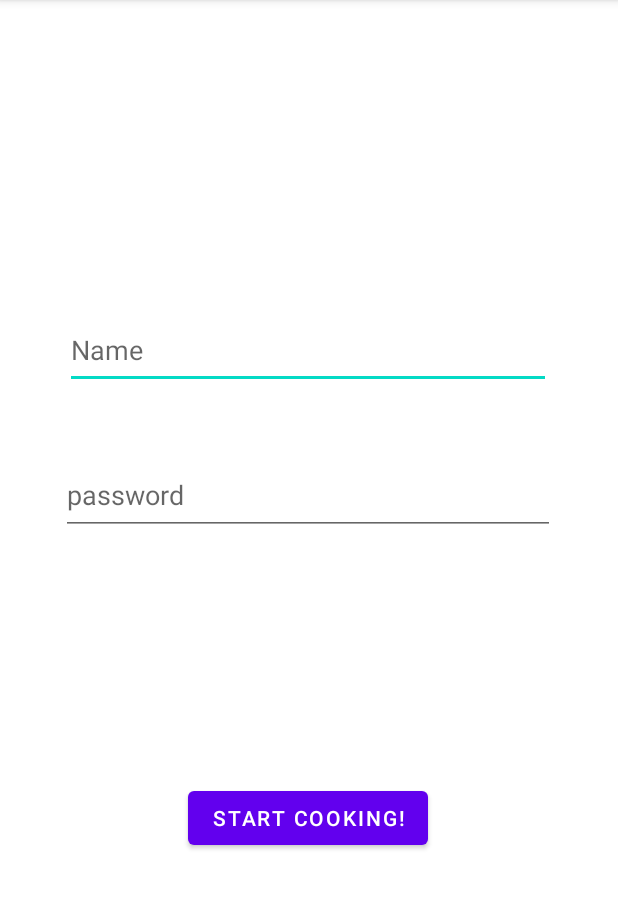
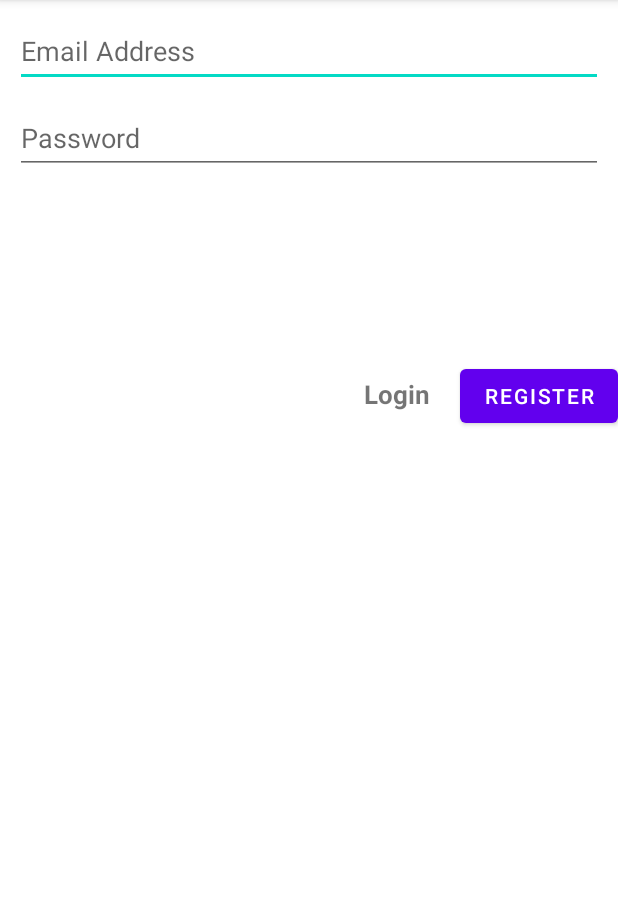
Before and after one commit to MohamedFathyAhmed/SIDECHEF, an Android app: the screen it shows after launch (SignIn before the commit, SignUp after it), after a tap on "BUTTON", on a phone screen of 412 x 824 dp, the part 84-993 px from its top. Run offline under Robolectric (Android 15) with nearby library versions, the phone set to English and light mode, and no system bars; our stand-ins replace Firebase (no records; nobody signed in at launch, a user with empty details on screens opened directly).

Commit message:
add signup

```diff
--- a/app/src/main/AndroidManifest.xml
+++ b/app/src/main/AndroidManifest.xml
@@ -14,6 +14,9 @@
         android:theme="@style/Theme.SIDECHEF"
         tools:targetApi="31">
         <activity
+            android:name=".SignUp.View.SignUp"
+            android:exported="false" />
+        <activity
             android:name=".SingIn.View.SignIn"
             android:exported="false" />
         <activity
--- a/app/src/main/java/com/example/sidechef/MainActivity.java
+++ b/app/src/main/java/com/example/sidechef/MainActivity.java
@@ -7,7 +7,9 @@ import android.os.Bundle;
 import android.view.View;
 import android.widget.Button;
 
+import com.example.sidechef.SignUp.View.SignUp;
 import com.example.sidechef.SingIn.View.SignIn;
+
 
 public class MainActivity extends AppCompatActivity {
 Button btn ;
@@ -20,7 +22,7 @@ Button btn ;
         btn.setOnClickListener(new View.OnClickListener() {
             @Override
             public void onClick(View view) {
-                startActivity(new Intent(MainActivity.this, SignIn.class));
+                startActivity(new Intent(MainActivity.this, SignUp.class));
             }
         });
     }
--- /dev/null
+++ b/app/src/main/java/com/example/sidechef/SignUp/View/SignUp.java
@@ -0,0 +1,97 @@
+package com.example.sidechef.SignUp.View;
+
+import androidx.appcompat.app.AppCompatActivity;
+
+import android.app.ProgressDialog;
+import android.content.Intent;
+import android.os.Bundle;
+import android.text.TextUtils;
+import android.view.View;
+import android.widget.Button;
+import android.widget.EditText;
+import android.widget.TextView;
+import android.widget.Toast;
+
+import com.example.sidechef.R;
+import com.example.sidechef.SingIn.View.SignIn;
+import com.example.sidechef.model.firebase.Registration.RegistrationContract;
+import com.example.sidechef.model.firebase.Registration.RegistrationPresenter;
+import com.google.firebase.auth.FirebaseUser;
+
+public class SignUp extends AppCompatActivity implements View.OnClickListener, RegistrationContract.View{
+    TextView tvLogin;
+    Button btnRegistration;
+    EditText edtEmail, edtPassword;
+    private RegistrationPresenter mRegisterPresenter;
+    ProgressDialog mPrgressDialog;
+
+    @Override
+    protected void onCreate(Bundle savedInstanceState) {
+        super.onCreate(savedInstanceState);
+        setContentView(R.layout.activity_sign_up);
+        initViews();
+    }
+
+
+    private void initViews() {
+        btnRegistration = findViewById(R.id.btn_register);
+        btnRegistration.setOnClickListener(this);
+        tvLogin = findViewById(R.id.tv_login);
+        tvLogin.setOnClickListener(this);
+        edtEmail = findViewById(R.id.email_register);
+        edtPassword = findViewById(R.id.password_register);
+
+        mRegisterPresenter = new RegistrationPresenter(this);
+
+        mPrgressDialog = new ProgressDialog(this);
+        mPrgressDialog.setMessage("Please wait, Adding profile to database.");
+    }
+
+    @Override
+    public void onClick(View view) {
+        switch (view.getId()){
+            case R.id.btn_register:
+                checkRegistrationDetails();
+                break;
+            case R.id.tv_login:
+                moveToLoginActivity();
+                break;
+        }
+    }
+
+    private void moveToLoginActivity() {
+        Intent intent = new Intent(getApplicationContext(), SignIn.class);
+        startActivity(intent);
+    }
+
+    private void checkRegistrationDetails() {
+        if(!TextUtils.isEmpty(edtEmail.getText().toString()) && !TextUtils.isEmpty(edtPassword.getText().toString())){
+            initLogin(edtEmail.getText().toString(), edtPassword.getText().toString());
+        }else{
+            if(TextUtils.isEmpty(edtEmail.getText().toString())){
+                edtEmail.setError("Please enter a valid email");
+            }if(TextUtils.isEmpty(edtPassword.getText().toString())){
+                edtPassword.setError("Please enter password");
+            }
+        }
+    }
+
+    private void initLogin(String email, String password) {
+        mPrgressDialog.show();
+        mRegisterPresenter.register(this, email, password);
+    }
+
+    @Override
+    public void onRegistrationSuccess(FirebaseUser firebaseUser) {
+        mPrgressDialog.dismiss();
+        Toast.makeText(getApplicationContext(), "Successfully Registered" , Toast.LENGTH_SHORT).show();
+    }
+
+    @Override
+    public void onRegistrationFailure(String message) {
+        mPrgressDialog.dismiss();
+        Toast.makeText(getApplicationContext(), message, Toast.LENGTH_SHORT).show();
+    }
+
+
+}
--- a/app/src/main/java/com/example/sidechef/model/Login/LoginContract.java
+++ b/app/src/main/java/com/example/sidechef/model/firebase/Login/LoginContract.java
@@ -1,4 +1,4 @@
-package com.example.sidechef.model.Login;
+package com.example.sidechef.model.firebase.Login;
 
 import android.app.Activity;
 
--- a/app/src/main/java/com/example/sidechef/model/Login/LoginInteractor.java
+++ b/app/src/main/java/com/example/sidechef/model/firebase/Login/LoginInteractor.java
@@ -1,4 +1,4 @@
-package com.example.sidechef.model.Login;
+package com.example.sidechef.model.firebase.Login;
 
 import android.app.Activity;
 
--- a/app/src/main/java/com/example/sidechef/model/Login/LoginPresenter.java
+++ b/app/src/main/java/com/example/sidechef/model/firebase/Login/LoginPresenter.java
@@ -1,4 +1,4 @@
-package com.example.sidechef.model.Login;
+package com.example.sidechef.model.firebase.Login;
 
 import android.app.Activity;
 
--- a/app/src/main/java/com/example/sidechef/model/Registration/RegistrationContract.java
+++ b/app/src/main/java/com/example/sidechef/model/firebase/Registration/RegistrationContract.java
@@ -1,4 +1,4 @@
-package com.example.sidechef.model.Registration;
+package com.example.sidechef.model.firebase.Registration;
 
 import android.app.Activity;
 
--- a/app/src/main/java/com/example/sidechef/model/Registration/RegistrationInteractor.java
+++ b/app/src/main/java/com/example/sidechef/model/firebase/Registration/RegistrationInteractor.java
@@ -1,4 +1,4 @@
-package com.example.sidechef.model.Registration;
+package com.example.sidechef.model.firebase.Registration;
 
 import android.app.Activity;
 
--- a/app/src/main/java/com/example/sidechef/model/Registration/RegistrationPresenter.java
+++ b/app/src/main/java/com/example/sidechef/model/firebase/Registration/RegistrationPresenter.java
@@ -1,4 +1,4 @@
-package com.example.sidechef.model.Registration;
+package com.example.sidechef.model.firebase.Registration;
 
 import android.app.Activity;
 
--- /dev/null
+++ b/app/src/main/res/layout/activity_sign_up.xml
@@ -0,0 +1,59 @@
+<?xml version="1.0" encoding="utf-8"?>
+<androidx.constraintlayout.widget.ConstraintLayout xmlns:android="http://schemas.android.com/apk/res/android"
+    xmlns:app="http://schemas.android.com/apk/res-auto"
+    xmlns:tools="http://schemas.android.com/tools"
+    android:layout_width="match_parent"
+    android:layout_height="match_parent"
+    tools:context=".SignUp.View.SignUp">
+
+    <EditText
+        android:id="@+id/email_register"
+        android:layout_width="match_parent"
+        android:layout_height="wrap_content"
+        android:layout_margin="10dp"
+        android:layout_marginTop="152dp"
+        android:hint="Email Address"
+        android:inputType="textEmailAddress"
+        android:minHeight="48dp"
+        app:layout_constraintEnd_toEndOf="parent"
+        app:layout_constraintHorizontal_bias="1.0"
+        app:layout_constraintStart_toStartOf="parent"
+        app:layout_constraintTop_toTopOf="parent" />
+
+    <EditText
+        android:id="@+id/password_register"
+        android:layout_width="match_parent"
+        android:layout_height="wrap_content"
+        android:layout_margin="10dp"
+        android:layout_marginTop="76dp"
+        android:hint="Password"
+        android:inputType="textPassword"
+        android:minHeight="48dp"
+        app:layout_constraintTop_toBottomOf="@+id/email_register"
+        tools:layout_editor_absoluteX="16dp" />
+
+    <LinearLayout
+        android:layout_width="match_parent"
+        android:layout_height="wrap_content"
+        android:layout_marginTop="124dp"
+        android:gravity="right"
+        android:orientation="horizontal"
+        app:layout_constraintTop_toBottomOf="@+id/password_register"
+        tools:layout_editor_absoluteX="16dp">
+
+        <TextView
+            android:id="@+id/tv_login"
+            android:layout_width="wrap_content"
+            android:layout_height="wrap_content"
+            android:layout_marginRight="20dp"
+            android:text="Login"
+            android:textSize="17sp"
+            android:textStyle="bold" />
+
+        <Button
+            android:id="@+id/btn_register"
+            android:layout_width="wrap_content"
+            android:layout_height="wrap_content"
+            android:text="Register" />
+    </LinearLayout>
+</androidx.constraintlayout.widget.ConstraintLayout>
```
Also changed, not shown: app/src/main/java/com/example/sidechef/SingIn/View/SignIn.java (+15 -17 lines).
